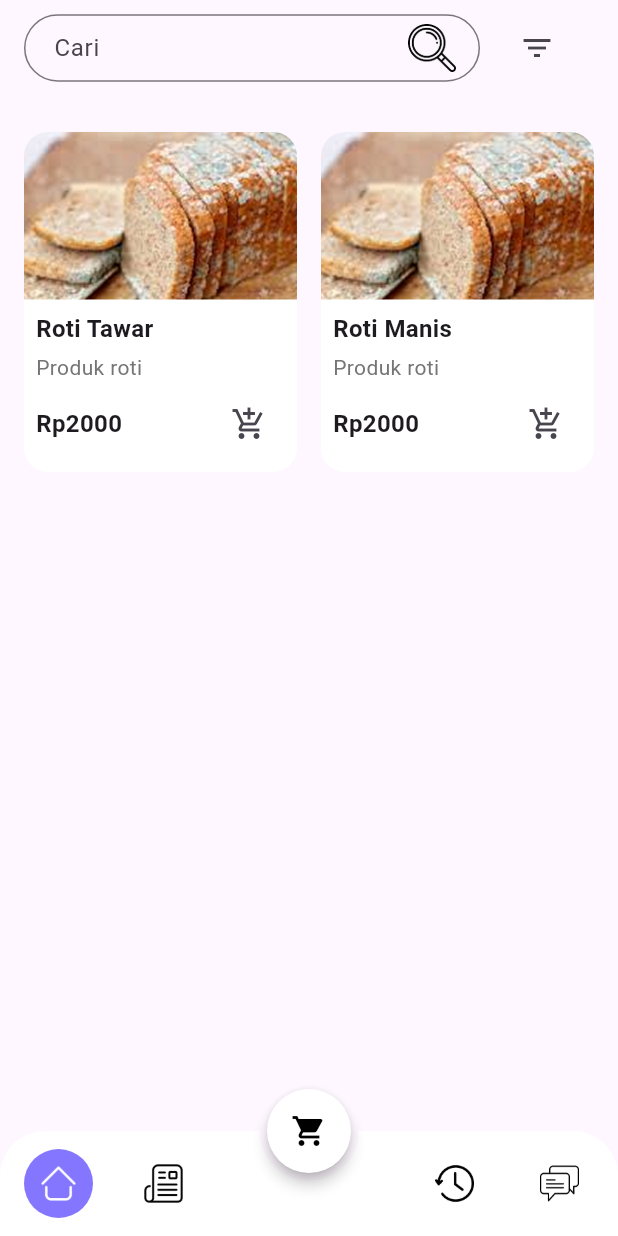
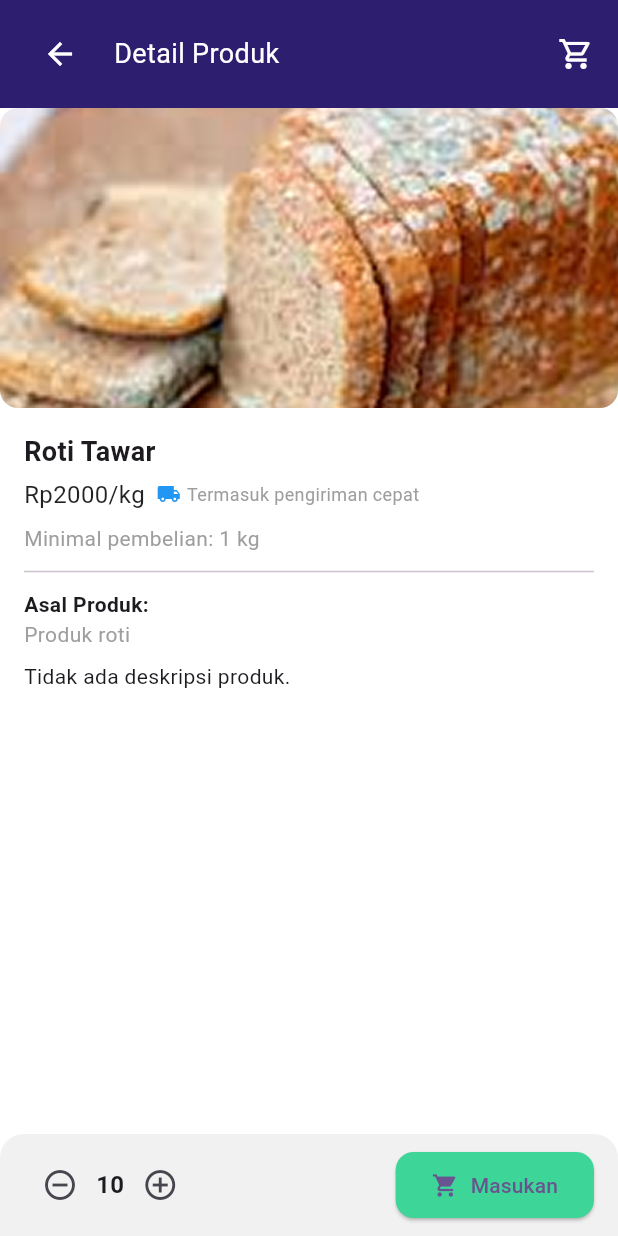
Before and after one commit to SalmaMuntazShaumi/AolSoftwareEngineering, a Flutter app: the screen it shows after launch, after a tap on "Produk roti", after a tap on "Roti Tawar", on a phone screen of 412 x 824 dp. Run offline on Flutter 3.47's test engine with Material 3 defaults, Android fonts, the phone set to English and light mode, and no system bars; our stand-ins replace cached_network_image, cloud_firestore, firebase_auth, firebase_core, firebase_storage, image_picker and 2 more; missing offline and left inert: dart:ffi; accounts and stored records are empty; network calls fail.

Commit message:
Detail Product Features [SM]

```diff
--- a/lib/general/detail_products.dart
+++ b/lib/general/detail_products.dart
@@ -0,0 +1,164 @@
+import 'package:flutter/material.dart';
+
+class DetailProducts extends StatefulWidget {
+  const DetailProducts({super.key});
+
+  @override
+  State<DetailProducts> createState() => _DetailProductsState();
+}
+
+class _DetailProductsState extends State<DetailProducts> {
+  late final Map<String, dynamic> product;
+
+  @override
+  void didChangeDependencies() {
+    super.didChangeDependencies();
+    product = ModalRoute.of(context)?.settings.arguments as Map<String, dynamic>? ?? {};
+  }
+
+  @override
+  Widget build(BuildContext context) {
+    return Scaffold(
+      backgroundColor: Colors.white,
+      body: SafeArea(
+        child: Column(
+          children: [
+            _buildHeader(),
+            _buildProductImage(),
+            Expanded(child: _buildProductDetails()),
+            _buildBottomBar(),
+          ],
+        ),
+      ),
+    );
+  }
+
+  Widget _buildHeader() {
+    return Container(
+      color: const Color(0xFF2D1E70),
+      padding: const EdgeInsets.symmetric(horizontal: 16, vertical: 12),
+      child: Row(
+        children: [
+          IconButton(
+            icon: const Icon(Icons.arrow_back, color: Colors.white),
+            onPressed: () => Navigator.of(context).pop(),
+          ),
+          const SizedBox(width: 12),
+          const Text(
+            "Detail Produk",
+            style: TextStyle(color: Colors.white, fontSize: 18),
+          ),
+          const Spacer(),
+          const Icon(Icons.shopping_cart_outlined, color: Colors.white),
+        ],
+      ),
+    );
+  }
+
+  Widget _buildProductImage() {
+    return ClipRRect(
+      borderRadius: BorderRadius.circular(12),
+      child: Image.asset(
+        product['imagePath'] ?? 'assets/default.png',
+        height: 200,
+        width: double.infinity,
+        fit: BoxFit.cover,
+      ),
+    );
+  }
+
+  Widget _buildProductDetails() {
+    return Padding(
+      padding: const EdgeInsets.all(16),
+      child: ListView(
+        children: [
+          Text(
+            product['name'] ?? 'No name',
+            style: const TextStyle(fontWeight: FontWeight.bold, fontSize: 18),
+          ),
+          const SizedBox(height: 4),
+          Row(
+            children: [
+              Text(
+                'Rp${product['price'] ?? 0}/kg',
+                style: const TextStyle(fontSize: 16, color: Colors.black87),
+              ),
+              const SizedBox(width: 8),
+              const Icon(Icons.local_shipping, size: 16, color: Colors.blue),
+              const SizedBox(width: 4),
+              const Text(
+                "Termasuk pengiriman cepat",
+                style: TextStyle(fontSize: 12, color: Colors.grey),
+              ),
+            ],
+          ),
+          const SizedBox(height: 8),
+          Text(
+            "Minimal pembelian: ${product['minQty'] ?? 1} kg",
+            style: const TextStyle(fontSize: 14, color: Colors.grey),
+          ),
+          const Divider(height: 24),
+          const Text(
+            "Asal Produk:",
+            style: TextStyle(fontSize: 14, fontWeight: FontWeight.bold),
+          ),
+          Text(
+            product['category'] ?? 'Unknown',
+            style: const TextStyle(fontSize: 14, color: Colors.grey),
+          ),
+          const SizedBox(height: 8),
+          Text(
+            product['description'] ??
+                "Tidak ada deskripsi produk.",
+            style: const TextStyle(fontSize: 14),
+          ),
+        ],
+      ),
+    );
+  }
+
+  Widget _buildBottomBar() {
+    return Container(
+      padding: const EdgeInsets.symmetric(horizontal: 16, vertical: 10),
+      decoration: const BoxDecoration(
+        color: Color(0xFFF1F1F1),
+        borderRadius: BorderRadius.vertical(top: Radius.circular(16)),
+      ),
+      child: Row(
+        children: [
+          // Quantity Selector
+          Row(
+            children: [
+              IconButton(
+                onPressed: () {},
+                icon: const Icon(Icons.remove_circle_outline),
+              ),
+              const Text(
+                "10",
+                style: TextStyle(fontSize: 16, fontWeight: FontWeight.bold),
+              ),
+              IconButton(
+                onPressed: () {},
+                icon: const Icon(Icons.add_circle_outline),
+              ),
+            ],
+          ),
+          const Spacer(),
+          // Add to Cart Button
+          ElevatedButton.icon(
+            onPressed: () {},
+            icon: const Icon(Icons.shopping_cart),
+            label: const Text("Masukan"),
+            style: ElevatedButton.styleFrom(
+              backgroundColor: const Color(0xFF3DD598),
+              padding: const EdgeInsets.symmetric(horizontal: 24, vertical: 12),
+              shape: RoundedRectangleBorder(
+                borderRadius: BorderRadius.circular(12),
+              ),
+            ),
+          )
+        ],
+      ),
+    );
+  }
+}
--- a/lib/general/products.dart
+++ b/lib/general/products.dart
@@ -81,7 +81,18 @@ class _ProductPageState extends State<ProductPage> {
                     name: product['name'],
                     category: product['category'],
                     price: product['price'],
-                    onTap: () {},
+                    onTap: () {
+                      Navigator.pushNamed(
+                        context,
+                        '/productDetail',
+                        arguments: {
+                          'name': product['name'],
+                          'imagePath': product['imagePath'],
+                          'price': product['price'],
+                          'category': product['category'],
+                        },
+                      );
+                    },
                     onAddToCart: () {},
                   );
                 },
--- a/lib/main.dart
+++ b/lib/main.dart
@@ -1,4 +1,7 @@
 import 'package:compwaste/firebase_options.dart';
+import 'package:compwaste/general/detail_products.dart';
+import 'package:compwaste/general/notif.dart';
+import 'package:compwaste/general/profile.dart';
 import 'package:compwaste/general/splash_screen.dart';
 import 'package:firebase_core/firebase_core.dart';
 
@@ -27,6 +30,11 @@ class MyApp extends StatelessWidget {
         useMaterial3: true,
       ),
       home: SplashScreen(),
+      routes: {
+        '/nofication': (context) => const NotificationPage(),
+        '/profile': (context) => const ProfilePage(),
+        '/productDetail': (context) => const DetailProducts(),
+      },
     );
   }
 }
```
Also changed, not shown: lib/general/detail_article.dart (added).
